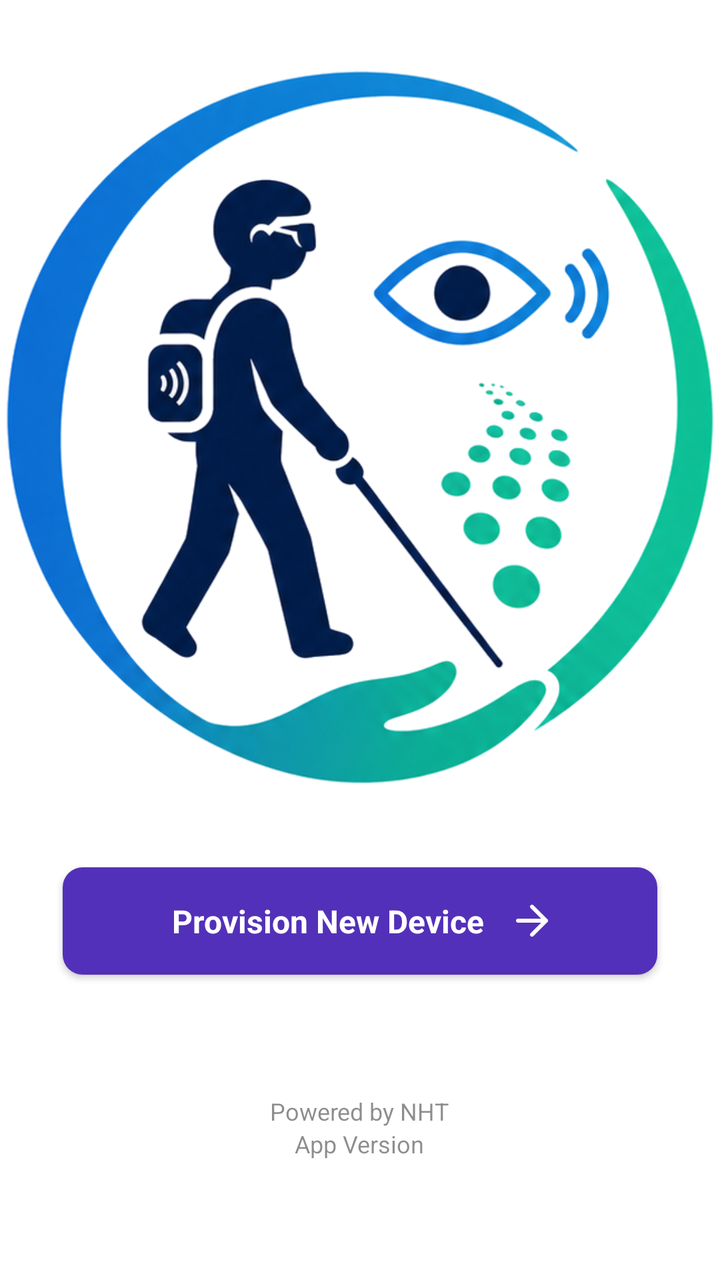
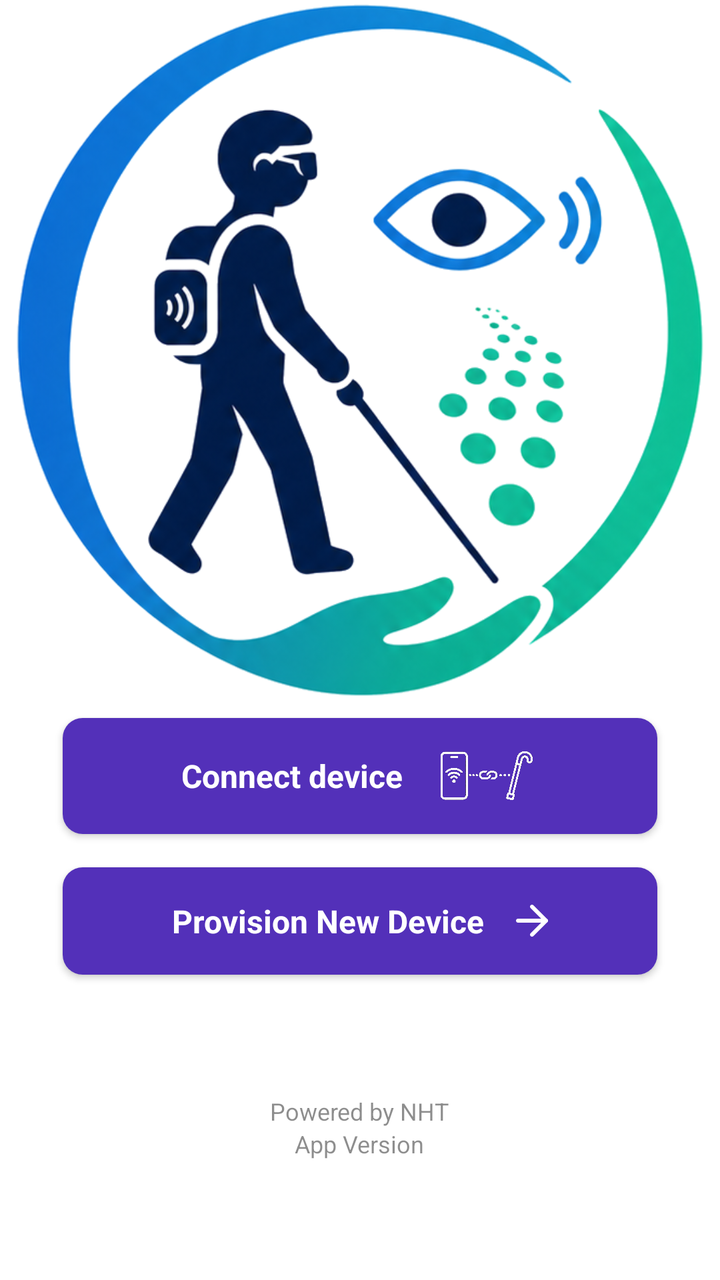

Screens rendered from an Android XML layout before and after an edit, with the pre-edit source and the edit as a unified diff.
<!-- AndroidManifest.xml: application theme AppTheme -->
<!-- res/layout/content_esp_main.xml -->
<?xml version="1.0" encoding="utf-8"?>
<RelativeLayout xmlns:android="http://schemas.android.com/apk/res/android"
    xmlns:app="http://schemas.android.com/apk/res-auto"
    xmlns:tools="http://schemas.android.com/tools"
    android:layout_width="match_parent"
    android:layout_height="match_parent"
    app:layout_behavior="@string/appbar_scrolling_view_behavior"
    tools:showIn="@layout/activity_esp_main">

    <RelativeLayout
        android:layout_width="match_parent"
        android:layout_height="match_parent"
        android:layout_above="@id/btn_provision_device">

        <ImageView
            android:id="@+id/iv_can"
            android:layout_width="match_parent"
            android:layout_height="match_parent"
            android:layout_centerInParent="true"
            android:src="@drawable/ic_can" />

    </RelativeLayout>

    <include
        android:id="@+id/btn_provision_device"
        layout="@layout/button"
        android:layout_width="match_parent"
        android:layout_height="wrap_content"
        android:layout_above="@id/ll_version"
        android:layout_marginStart="@dimen/margin_32"
        android:layout_marginTop="@dimen/margin_8"
        android:layout_marginEnd="@dimen/margin_32" />

    <LinearLayout
        android:id="@+id/ll_version"
        android:layout_width="315dp"
        android:layout_height="wrap_content"
        android:layout_alignParentBottom="true"
        android:layout_centerHorizontal="true"
        android:layout_marginStart="@dimen/margin_40"
        android:layout_marginLeft="@dimen/margin_8"
        android:layout_marginTop="@dimen/margin_40"
        android:layout_marginEnd="@dimen/margin_40"
        android:layout_marginRight="@dimen/margin_8"
        android:layout_marginBottom="60dp"
        android:orientation="vertical">

        <TextView
            android:layout_width="wrap_content"
            android:layout_height="wrap_content"
            android:layout_gravity="center_horizontal"
            android:alpha="0.5"
            android:lineSpacingExtra="6sp"
            android:text="@string/powered_by"
            android:textColor="@color/colorPrimaryDark"
            android:textSize="12sp" />

        <TextView
            android:id="@+id/tv_app_version"
            android:layout_width="wrap_content"
            android:layout_height="wrap_content"
            android:layout_gravity="center_horizontal"
            android:alpha="0.5"
            android:lineSpacingExtra="6sp"
            android:text="@string/app_version"
            android:textColor="@color/colorPrimaryDark"
            android:textSize="12sp" />

    </LinearLayout>

</RelativeLayout>
<!-- res/layout/activity_esp_main.xml (included above) -->
<?xml version="1.0" encoding="utf-8"?>
<androidx.coordinatorlayout.widget.CoordinatorLayout xmlns:android="http://schemas.android.com/apk/res/android"
    xmlns:app="http://schemas.android.com/apk/res-auto"
    android:layout_width="match_parent"
    android:layout_height="match_parent"
    android:fitsSystemWindows="true">

    <com.google.android.material.appbar.AppBarLayout
        android:layout_width="match_parent"
        android:layout_height="wrap_content"
        android:theme="@style/AppTheme.AppBarOverlay"
        android:fitsSystemWindows="true">

        <androidx.appcompat.widget.Toolbar
            android:id="@+id/toolbar"
            android:layout_width="match_parent"
            android:layout_height="?attr/actionBarSize"
            android:background="?attr/colorPrimary"
            app:popupTheme="@style/AppTheme.PopupOverlay" />

    </com.google.android.material.appbar.AppBarLayout>

    <include
        android:id="@+id/layout_esp_main"
        layout="@layout/content_esp_main" />

</androidx.coordinatorlayout.widget.CoordinatorLayout>
<!-- res/layout/button.xml (included above) -->
<?xml version="1.0" encoding="utf-8"?>
<androidx.cardview.widget.CardView xmlns:android="http://schemas.android.com/apk/res/android"
    xmlns:app="http://schemas.android.com/apk/res-auto"
    android:layout_width="match_parent"
    android:layout_height="wrap_content"
    app:cardCornerRadius="10dp">

    <LinearLayout
        android:id="@+id/layout_btn"
        android:layout_width="match_parent"
        android:layout_height="wrap_content"
        android:background="@color/colorPrimary"
        android:gravity="center"
        android:orientation="horizontal"
        android:paddingTop="16dp"
        android:paddingBottom="16dp">

        <TextView
            android:id="@+id/text_btn"
            android:layout_width="wrap_content"
            android:layout_height="wrap_content"
            android:lineSpacingExtra="8sp"
            android:text="@string/btn_provision_device"
            android:textColor="@android:color/white"
            android:textSize="16sp"
            android:textStyle="bold" />

        <ImageView
            android:id="@+id/iv_arrow"
            android:layout_width="wrap_content"
            android:layout_height="wrap_content"
            android:layout_marginStart="16dp"
            android:src="@drawable/ic_right_arrow" />

        <androidx.core.widget.ContentLoadingProgressBar
            android:id="@+id/progress_indicator"
            style="?android:attr/progressBarStyle"
            android:layout_width="25dp"
            android:layout_height="25dp"
            android:layout_marginStart="40dp"
            android:theme="@style/AppTheme.WhiteAccent"
            android:visibility="gone" />

    </LinearLayout>

</androidx.cardview.widget.CardView>
<!-- resources referenced by this layout -->
<resources>
  <color name="colorPrimary">#5330b9</color>
  <color name="colorPrimaryDark">#1a1a1a</color>
  <dimen name="margin_32">13dp</dimen>
  <dimen name="margin_40">60dp</dimen>
  <dimen name="margin_8">3dp</dimen>
  <!-- drawable ic_can: png bitmap (drawable, 193038 bytes) -->
  <!-- drawable ic_right_arrow (drawable) -->
  <vector xmlns:android="http://schemas.android.com/apk/res/android"
      android:width="24dp"
      android:height="24dp"
      android:viewportWidth="512"
      android:viewportHeight="512">
      <path
          android:fillColor="#FF000000"
          android:pathData="M160,115.4l20.7,-19.4l171.3,160l-171.3,160l-20.7,-19.3l150.5,-140.7z" />
  </vector>
  <string name="app_version">App Version</string>
  <string name="btn_provision_device">Provision New Device</string>
  <string name="powered_by">Powered by NHT</string>
  <style name="AppTheme.AppBarOverlay" parent="ThemeOverlay.MaterialComponents.Dark.ActionBar" />
  <style name="AppTheme.PopupOverlay" parent="ThemeOverlay.MaterialComponents.Light" />
  <style name="AppTheme.WhiteAccent">
          <item name="colorAccent">@android:color/white</item> 
      </style>
  <style name="AppTheme" parent="Theme.MaterialComponents.Light.DarkActionBar">
          
          <item name="colorPrimary">@color/colorPrimary</item>
          <item name="colorPrimaryDark">@color/colorPrimaryDark</item>
          <item name="colorAccent">@color/colorAccent</item>
      </style>
  <color name="colorAccent">#8181a8</color>
</resources>

<!-- the commit's change to res/layout/content_esp_main.xml (unified diff, before → after) -->
@@ -10,7 +10,7 @@
     <RelativeLayout
         android:layout_width="match_parent"
         android:layout_height="match_parent"
-        android:layout_above="@id/btn_provision_device">
+        android:layout_above="@id/btn_device_connection_check">
 
         <ImageView
             android:id="@+id/iv_can"
@@ -22,13 +22,23 @@
     </RelativeLayout>
 
     <include
+        android:id="@+id/btn_device_connection_check"
+        layout="@layout/button_check_connection"
+        android:layout_width="match_parent"
+        android:layout_height="wrap_content"
+        android:layout_above="@id/btn_provision_device"
+        android:layout_marginStart="@dimen/margin_32"
+        android:layout_marginTop="@dimen/margin_10"
+        android:layout_marginEnd="@dimen/margin_32" />
+
+    <include
         android:id="@+id/btn_provision_device"
         layout="@layout/button"
         android:layout_width="match_parent"
         android:layout_height="wrap_content"
         android:layout_above="@id/ll_version"
         android:layout_marginStart="@dimen/margin_32"
-        android:layout_marginTop="@dimen/margin_8"
+        android:layout_marginTop="@dimen/margin_16"
         android:layout_marginEnd="@dimen/margin_32" />
 
     <LinearLayout
@@ -97,6 +107,43 @@
         layout="@layout/content_esp_main" />
 
 </androidx.coordinatorlayout.widget.CoordinatorLayout>
+<!-- res/layout/button_check_connection.xml (included above) -->
+<?xml version="1.0" encoding="utf-8"?>
+<androidx.cardview.widget.CardView xmlns:android="http://schemas.android.com/apk/res/android"
+    xmlns:app="http://schemas.android.com/apk/res-auto"
+    android:layout_width="match_parent"
+    android:layout_height="wrap_content"
+    app:cardCornerRadius="10dp">
+
+    <LinearLayout
+        android:id="@+id/layout_btn_check_connection"
+        android:layout_width="match_parent"
+        android:layout_height="wrap_content"
+        android:background="@color/colorPrimary"
+        android:gravity="center"
+        android:orientation="horizontal"
+        android:paddingTop="16dp"
+        android:paddingBottom="16dp">
+
+        <TextView
+            android:id="@+id/text_btn"
+            android:layout_width="wrap_content"
+            android:layout_height="wrap_content"
+            android:lineSpacingExtra="8sp"
+            android:text="@string/btn_check_connection_device"
+            android:textColor="@android:color/white"
+            android:textSize="16sp"
+            android:textStyle="bold" />
+
+        <ImageView
+            android:id="@+id/iv_connection_check"
+            android:layout_width="52dp"
+            android:layout_height="26dp"
+            android:layout_marginStart="16dp"
+            android:src="@drawable/ic_connect" />
+    </LinearLayout>
+
+</androidx.cardview.widget.CardView>
 <!-- res/layout/button.xml (included above) -->
 <?xml version="1.0" encoding="utf-8"?>
 <androidx.cardview.widget.CardView xmlns:android="http://schemas.android.com/apk/res/android"
<!-- resource entries referenced after the edit -->
@@ -2,10 +2,13 @@
 <resources>
   <color name="colorPrimary">#5330b9</color>
   <color name="colorPrimaryDark">#1a1a1a</color>
+  <dimen name="margin_10">4dp</dimen>
+  <dimen name="margin_16">7dp</dimen>
   <dimen name="margin_32">13dp</dimen>
-  <dimen name="margin_40">60dp</dimen>
+  <dimen name="margin_40">40dp</dimen>
   <dimen name="margin_8">3dp</dimen>
   <!-- drawable ic_can: png bitmap (drawable, 193038 bytes) -->
+  <!-- drawable ic_connect: png bitmap (drawable, 123355 bytes) -->
   <!-- drawable ic_right_arrow (drawable) -->
   <vector xmlns:android="http://schemas.android.com/apk/res/android"
       android:width="24dp"
@@ -17,6 +20,7 @@
           android:pathData="M160,115.4l20.7,-19.4l171.3,160l-171.3,160l-20.7,-19.3l150.5,-140.7z" />
   </vector>
   <string name="app_version">App Version</string>
+  <string name="btn_check_connection_device">Connect device</string>
   <string name="btn_provision_device">Provision New Device</string>
   <string name="powered_by">Powered by NHT</string>
   <style name="AppTheme.AppBarOverlay" parent="ThemeOverlay.MaterialComponents.Dark.ActionBar" />
